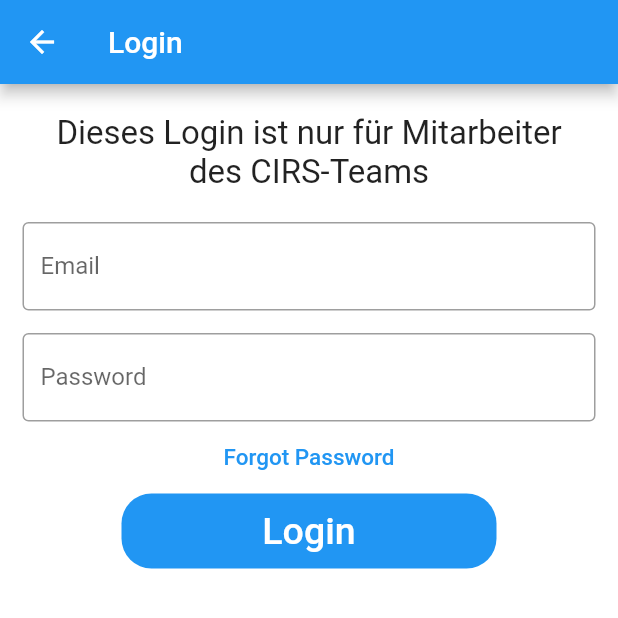
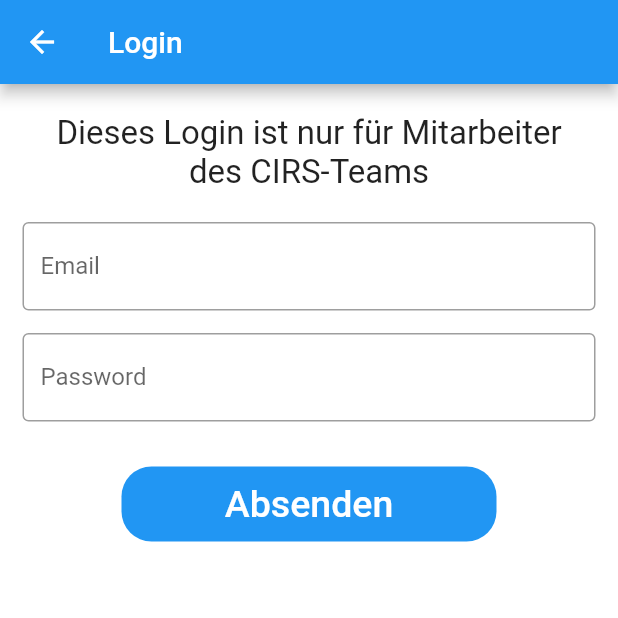
Before and after one commit to amandajoelle/Frontend, a Flutter app: the screen it shows after launch, in the side drawer, after a tap on "Login", on a phone screen of 412 x 824 dp, the top half of it. Run offline on Flutter 3.47's test engine with Material 2 defaults, Android fonts, the phone set to English and light mode, and no system bars; our stand-ins replace rxdart; generated files the repository leaves out were written again.

Commit message:
Employees can now login in the login screen

```diff
--- a/lib/drawer/basic-items.dart
+++ b/lib/drawer/basic-items.dart
@@ -13,7 +13,7 @@ class BasicItems extends StatelessWidget {
           onTap: () {
             Navigator.push(
               context,
-              MaterialPageRoute(builder: (context) => Report_Questionnaire()),
+              MaterialPageRoute(builder: (context) => ReportQuestionnaire()),
             );
           },
         ),
--- a/lib/form/form.dart
+++ b/lib/form/form.dart
@@ -4,12 +4,12 @@ import 'package:flutter/material.dart';
 import 'package:flutter_localizations/flutter_localizations.dart';
 import 'package:flutter_gen/gen_l10n/app_localizations.dart';
 
-class Report_Questionnaire extends StatefulWidget {
+class ReportQuestionnaire extends StatefulWidget {
   @override
-  _Report_QuestionnaireState createState() => _Report_QuestionnaireState();
+  _ReportQuestionnaireState createState() => _ReportQuestionnaireState();
 }
 
-class _Report_QuestionnaireState extends State<Report_Questionnaire> {
+class _ReportQuestionnaireState extends State<ReportQuestionnaire> {
   @override
   Widget build(BuildContext context) {
     return Container(
--- a/lib/login.dart
+++ b/lib/login.dart
@@ -1,8 +1,11 @@
+import 'package:cirs/services/employee-service.dart';
 import 'package:flutter/material.dart';
-import 'drawer/nav-drawer.dart';
 import 'main.dart';
 
 class Login extends StatelessWidget {
+  final emailController = TextEditingController();
+  final passwordController = TextEditingController();
+
   @override
   Widget build(BuildContext context) {
     return Scaffold(
@@ -31,10 +34,11 @@ class Login extends StatelessWidget {
               //padding: const EdgeInsets.only(left:15.0,right: 15.0,top:0,bottom: 0),
               padding: EdgeInsets.symmetric(horizontal: 15),
               child: TextField(
+                controller: emailController,
                 decoration: InputDecoration(
                     border: OutlineInputBorder(),
                     labelText: 'Email',
-                    hintText: 'Enter valid email id as abc@gmail.com'),
+                    hintText: 'Enter valid email id as abc@cirs.de'),
               ),
             ),
             Padding(
@@ -42,7 +46,7 @@ class Login extends StatelessWidget {
                   left: 15.0, right: 15.0, top: 15, bottom: 0),
               //padding: EdgeInsets.symmetric(horizontal: 15),
               child: TextField(
-
+                controller: passwordController,
                 obscureText: true,
                 decoration: InputDecoration(
                     border: OutlineInputBorder(),
@@ -50,6 +54,8 @@ class Login extends StatelessWidget {
                     hintText: 'Enter secure password'),
               ),
             ),
+            // TODO: remove FlatButton for Forgot Password, because this function is not desired
+            /*
             FlatButton(
               onPressed: (){
                 //TODO FORGOT PASSWORD SCREEN GOES HERE
@@ -59,18 +65,25 @@ class Login extends StatelessWidget {
                 style: TextStyle(color: Colors.blue, fontSize: 15),
               ),
             ),
+            */
+            SizedBox(height: 30.0,),
             Container(
               height: 50,
               width: 250,
               decoration: BoxDecoration(
                   color: Colors.blue, borderRadius: BorderRadius.circular(20)),
               child: FlatButton(
-                onPressed: () {
-                  Navigator.push(
-                      context, MaterialPageRoute(builder: (_) => MyHomePage()));
+                onPressed: () async {
+                  EmployeeService employeeService = EmployeeService(serverUrl);
+                  await employeeService.login(emailController.text, passwordController.text);
+                  final snackBar = SnackBar(
+                      content: Text('Erfolgreich angemeldet', textAlign: TextAlign.center)
+                  );
+                  ScaffoldMessenger.of(context).showSnackBar(snackBar);
+                  Navigator.popAndPushNamed(context, 'home');
                 },
                 child: Text(
-                  'Login',
+                  'Absenden',
                   style: TextStyle(color: Colors.white, fontSize: 25),
                 ),
               ),
--- a/lib/main.dart
+++ b/lib/main.dart
@@ -1,4 +1,5 @@
 import 'package:cirs/drawer/nav-drawer.dart';
+import 'package:cirs/form/form.dart';
 import 'package:cirs/processing-cases.dart';
 import 'package:cirs/login.dart';
 import 'package:cirs/drawer/nav-drawer.dart';
@@ -13,6 +14,8 @@ import 'package:flutter/material.dart';
 import 'package:flutter_localizations/flutter_localizations.dart';
 import 'package:flutter_gen/gen_l10n/app_localizations.dart';
 import 'drawer/drawer.dart';
+
+final String serverUrl = 'http://10.0.2.2:8080';
 
 void main() {
   //runApp(MyApp());
@@ -31,7 +34,8 @@ class MyApp extends StatelessWidget {
       routes: {
         'home': (context) =>  MyHomePage(),
         'login': (context) => Login(),
-        'Bearbeiten': (context) => ProcessingCases(),
+        'to_process': (context) => ProcessingCases(),
+        'report': (context) => ReportQuestionnaire(),
       },
       initialRoute: 'home',
       home: MyHomePage(),
--- a/lib/processing-cases.dart
+++ b/lib/processing-cases.dart
@@ -1,7 +1,6 @@
 
+import 'package:cirs/drawer/drawer.dart';
 import 'package:flutter/material.dart';
-
-import 'drawer/nav-drawer.dart';
 
 
 class ProcessingCases extends StatelessWidget {
@@ -12,7 +11,7 @@ class ProcessingCases extends StatelessWidget {
     return MaterialApp(
       title: _title,
       home: Scaffold(
-        drawer: NavDrawer(),
+        drawer: MyDrawer(),
         appBar: AppBar(title: const Text(_title)),
         body: MyStatelessWidget(),
       ),
```
